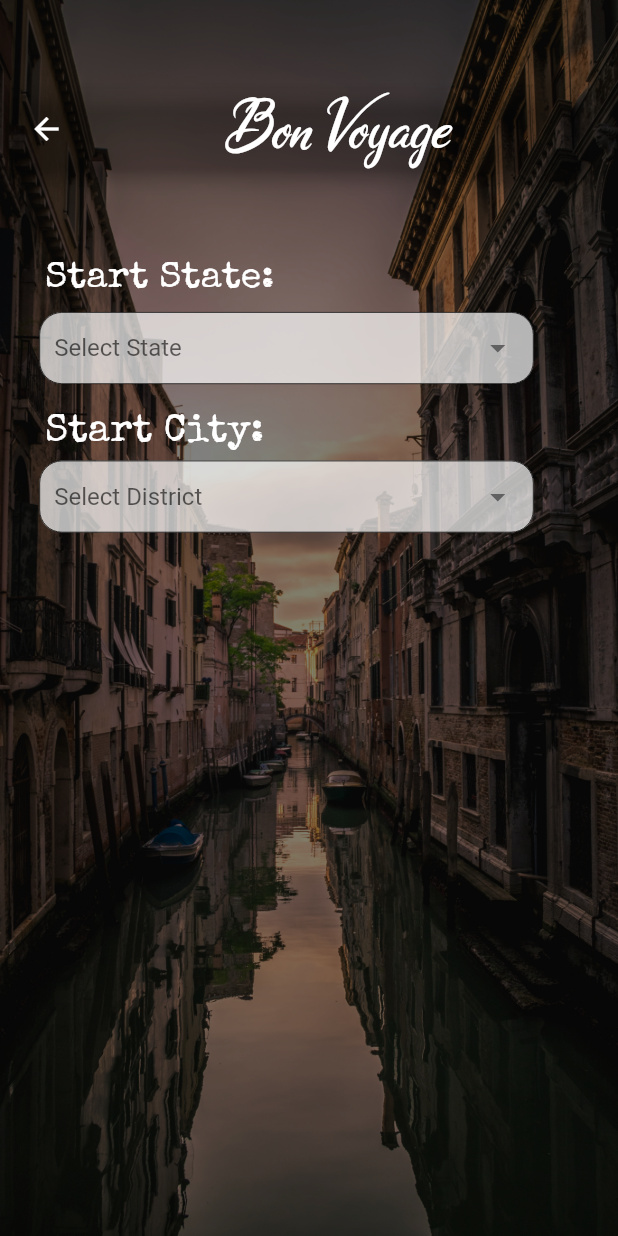
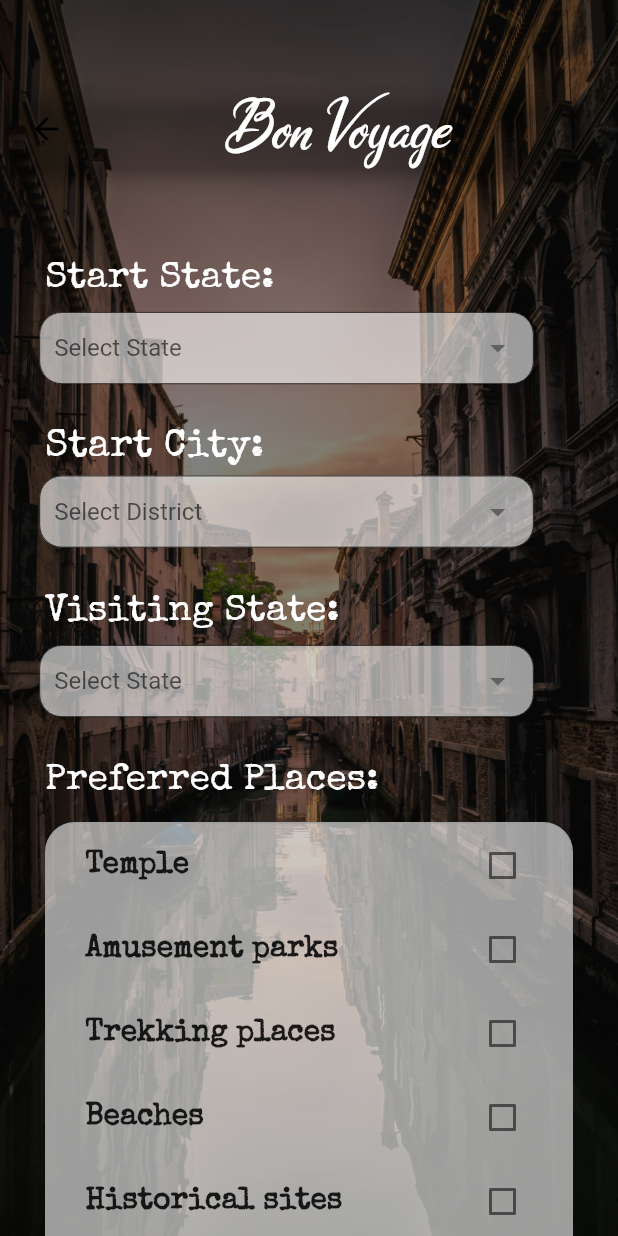
Before and after one commit to shree-vidya/Bon-Voyage, a Flutter app: the screen it shows after launch, after a tap on "Get Started!", on a phone screen of 412 x 824 dp. Run offline on Flutter 3.47's test engine with Material 2 defaults, Android fonts, the phone set to English and light mode, and no system bars.

Commit message:
page 2 front-end completed

```diff
--- a/lib/main.dart
+++ b/lib/main.dart
@@ -13,8 +13,9 @@ class MyApp extends StatelessWidget {
     return MaterialApp(
       title: 'Flutter Demo',
       theme: ThemeData(
-        primaryColor: Color(0xFF7B1FA2),
-        primarySwatch: Colors.blue,
+        primaryColor: Colors.white,
+        accentColor: Colors.black,
+        // primarySwatch: Colors.white,
       ),
       home: MyHomePage(),
     );
--- a/lib/screens/page2.dart
+++ b/lib/screens/page2.dart
@@ -1,3 +1,4 @@
+import 'package:flutter/cupertino.dart';
 import 'package:flutter/material.dart';
 
 
@@ -12,6 +13,16 @@ final List<String> districtList=[
   "Bengaluru",
   "Mysore"
 ];
+
+final Map<String,dynamic> places= {
+  "Temple": false,
+  "Amusement parks": false,
+  "Trekking places": false,
+  "Beaches": false,
+  "Historical sites": false,
+  "zoo": false,
+  "Resorts": false
+} ;
 
 String state;
 String district;
@@ -32,29 +43,7 @@ class _Page2State extends State<Page2> {
 
     return Scaffold(
       backgroundColor: Colors.transparent,
-    // appBar: PreferredSize(
-    //   preferredSize: Size.fromHeight(130.0), // here the desired height
-    //   child: AppBar(
-    //     backgroundColor: Colors.black45,
-    //     elevation: 5,
-    //     centerTitle: true,
-    //     title: Container(
-    //       height: screenHeight*.9,
-    //       color: Colors.blue,
-    //       child: Center(
-    //         child: Text(
-    //           'Bon Voyage',
-    //           textAlign: TextAlign.center,
-    //           style: TextStyle(
-    //               fontSize: 80.0,
-    //               fontFamily : 'Ariana-Violeta',
-    //               // fontWeight: FontWeight.bold,
-    //               color: Color.fromRGBO(255, 255, 255, 1)),
-    //         ),
-    //       ),
-    //     ),
-    //   ),
-    // ),
+
     body:  Stack(
         children: <Widget>[
           Container(
@@ -128,7 +117,7 @@ class _Page2State extends State<Page2> {
                       decoration: InputDecoration(
                           contentPadding: const EdgeInsets.symmetric(vertical: 10,horizontal: 10),
                           filled: true,
-                          fillColor: Colors.white70,
+                          fillColor: Colors.white60,
                           enabledBorder: OutlineInputBorder(
                             borderSide: BorderSide(color: Colors.black, width: 0.5),
                             borderRadius: BorderRadius.circular(15.0),
@@ -140,6 +129,9 @@ class _Page2State extends State<Page2> {
                             borderRadius: BorderRadius.circular(15.0),
                           )),
                     ),
+                  ),
+                  SizedBox(
+                    height: 10,
                   ),
                   Container(
                     alignment: Alignment.centerLeft,
@@ -169,11 +161,13 @@ class _Page2State extends State<Page2> {
                           ),
                         );
                       }).toList(),
-                      onChanged: (val) => setState(() => district = val),
+                      onChanged: (val) {
+                        setState(() => district = val);
+                      },
                       decoration: InputDecoration(
                           contentPadding: const EdgeInsets.symmetric(vertical: 10,horizontal: 10),
                           filled: true,
-                          fillColor: Colors.white70,
+                          fillColor: Colors.white60,
                           enabledBorder: OutlineInputBorder(
                             borderSide: BorderSide(color: Colors.black, width: 0.5),
                             borderRadius: BorderRadius.circular(15.0),
@@ -186,8 +180,97 @@ class _Page2State extends State<Page2> {
                           )),
                     ),
                   ),
+                  SizedBox(
+                    height: 10,
+                  ),
+                  Container(
+                    alignment: Alignment.centerLeft,
+                    margin: EdgeInsets.only(left:10, right:10,top:20),
+                    child: Text(
+                      "Visiting State:",
+                      style: TextStyle(
+                          fontSize: 25,
+                          fontFamily: 'SpecialElite',
+                          color: Colors.white
+                      ),
+                    ),
+                  ),
+                  Container(
+                    width: screenWidth*0.8,
+                    margin : EdgeInsets.only(top: 10,right: 30),
+                    child: DropdownButtonFormField(
+                      isExpanded: true,
+                      value: state ,
+                      hint: Text('Select State'),
+                      items: stateList.map((dura0) {
+                        return DropdownMenuItem(
+                          value: dura0,
+                          child: Text(
+                            '$dura0',
+                          ),
+                        );
+                      }).toList(),
+                      onChanged: (val) => setState(() => state = val),
+                      decoration: InputDecoration(
+                          contentPadding: const EdgeInsets.symmetric(vertical: 10,horizontal: 10),
+                          filled: true,
+                          fillColor: Colors.white60,
+                          enabledBorder: OutlineInputBorder(
+                            borderSide: BorderSide(color: Colors.black, width: 0.5),
+                            borderRadius: BorderRadius.circular(15.0),
+                          ),
+                          focusedBorder: OutlineInputBorder(
+                            borderSide: BorderSide(
+                              color: Colors.grey,
+                            ),
+                            borderRadius: BorderRadius.circular(15.0),
+                          )),
+                    ),
+                  ),
+                  SizedBox(
+                    height: 10,
+                  ),
+                  Container(
+                    alignment: Alignment.centerLeft,
+                    margin: EdgeInsets.only(left:10, right:10,top:20),
+                    child: Text(
+                      "Preferred Places:",
+                      style: TextStyle(
+                          fontSize: 25,
+                          fontFamily: 'SpecialElite',
+                          color: Colors.white
+                      ),
+                    ),
+                  ),
+              Container(
+                margin: EdgeInsets.only(top:15, left:10, right: 10,bottom: 20),
+                padding:EdgeInsets.only( left:10, right: 10) ,
+                decoration: BoxDecoration(
+                    color: Colors.white60,
+                    border: Border.all(
+                      color: Colors.grey,
+                    ),
+                    borderRadius: BorderRadius.all(Radius.circular(20))
+                ),
+
+                child: Column(
+                  children: places.entries.map((entry)
+                      {
+                       return CheckboxListTile(
+                          title:  Text(entry.key, style: TextStyle(fontFamily: 'SpecialElite', fontSize: 20, fontWeight: FontWeight.w600,),),
+                          value: entry.value,
+                          onChanged: (bool value) {
+                            setState(() {
+                             places[entry.key] = value;
+                            });
+                          },
+                        );
+                      }).toList(),
+                ),
+              )
                 ],
               ),
+
             ),
           ),
           Positioned(    // To take AppBar Size only
```
